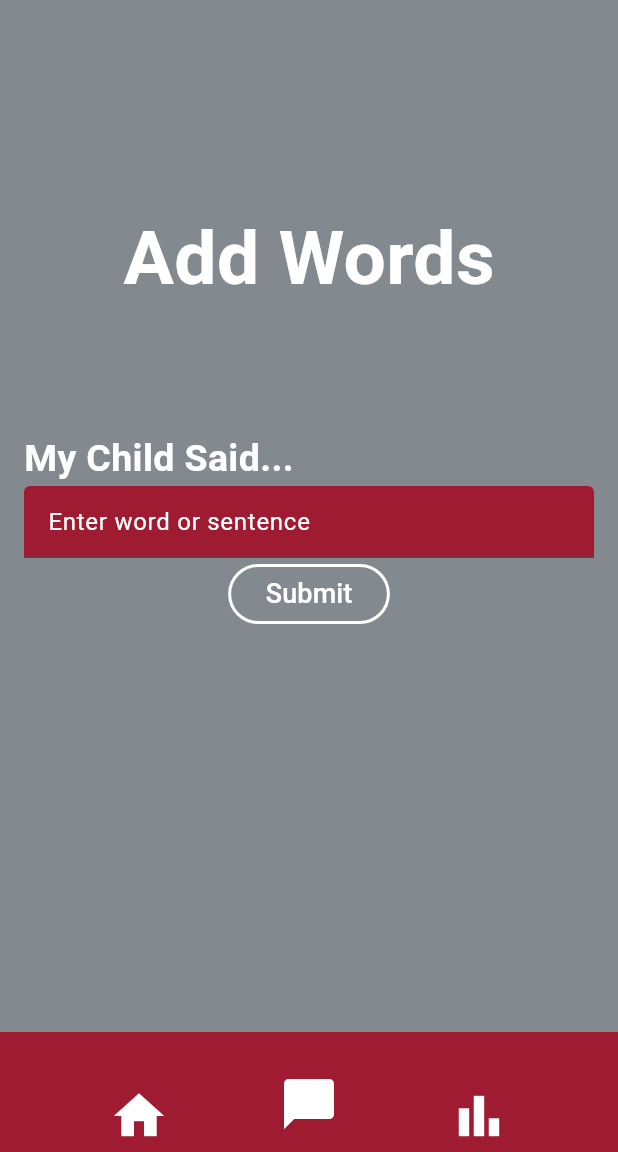
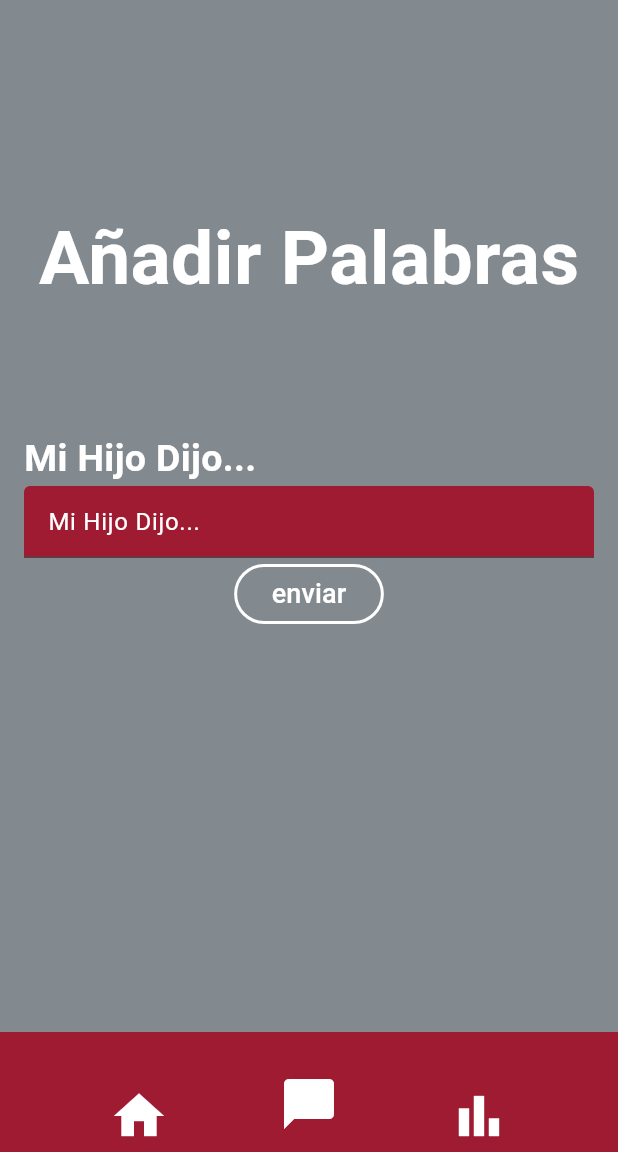
Before and after one commit to Baby-Words-Tracker/Baby_Words, a Flutter app: the screen it shows once a user with an empty profile is signed in, after a tap on the "chat bubble" icon, on a phone screen of 412 x 824 dp, the part 84-1236 px from its top. Run offline on Flutter 3.47's test engine with Material 3 defaults, Android fonts, the phone set to English and light mode, and no system bars; our stand-ins replace cloud_firestore, csv, firebase_auth, firebase_core, syncfusion_flutter_charts; missing offline and left inert: firebase_ui_auth, firebase_ui_oauth_google; accounts and stored records are empty.

Commit message:
adding tranlations for all pages (except profile and some stats)

```diff
--- a/baby_words_tracker/lib/l10n/localization.dart
+++ b/baby_words_tracker/lib/l10n/localization.dart
@@ -9,7 +9,7 @@ class Localization {
 
   Future<void> load() async {
     final jsonString =
-        await rootBundle.loadString('translations.json');
+        await rootBundle.loadString('assets/translation.json');
     final Map<String, dynamic> jsonMap = jsonDecode(jsonString);
     _localizedStrings =
         jsonMap[locale]?.cast<String, String>() ?? {};
--- a/baby_words_tracker/lib/main.dart
+++ b/baby_words_tracker/lib/main.dart
@@ -6,6 +6,7 @@ import 'package:baby_words_tracker/data/services/researcher_data_service.dart';
 import 'package:baby_words_tracker/data/services/word_data_service.dart';
 import 'package:baby_words_tracker/data/services/word_tracker_data_service.dart';
 import 'package:baby_words_tracker/auth/user_model_service.dart';
+import 'package:baby_words_tracker/l10n/localization.dart';
 
 import 'package:baby_words_tracker/pages/auth_gate.dart';
 import 'package:baby_words_tracker/pages/profile_page.dart';
@@ -27,11 +28,9 @@ void main() async {
     await Firebase.initializeApp(
       options: DefaultFirebaseOptions.currentPlatform,
     );
-  } catch (e) {
-    debugPrint("Error initializing Firebase: $e");
-  }
-
-  runApp(
+    final localization = Localization('es'); // Replace 'en' with default locale
+    await localization.load();
+    runApp(
     MultiProvider(
         providers: [
           ChangeNotifierProvider(create: (_) => ChildDataService()),
@@ -63,13 +62,19 @@ void main() async {
               ),
           ),
         ],
-        child: const MyApp(),
+        child: MyApp(localization: localization),
       ),
     );
+  } catch (e) {
+    debugPrint("Error initializing Firebase: $e");
+  }
+
 }
 
 class MyApp extends StatelessWidget {
-  const MyApp({super.key});
+  final Localization localization;
+
+  const MyApp({super.key, required this.localization});
 
   // This widget is the root of your application.
   @override
@@ -85,12 +90,12 @@ class MyApp extends StatelessWidget {
       ),
       initialRoute: '/authgate',
       routes: {
-        '/': (context) => const HomePage(),
-        '/stats': (context) => const StatsPage(),
-        '/addtext': (context) => const AddTextPage(),
-        '/authgate': (context) => const AuthGate(),
-        '/uploadvideo': (context) => const UploadVideoPage(),
-        '/profilepage': (context) => ProfilePage(),
+        '/': (context) => HomePage(localization: localization),
+        '/stats': (context) => StatsPage(localization: localization),
+        '/addtext': (context) => AddTextPage(localization: localization),
+        '/authgate': (context) => AuthGate(localization: localization),
+        '/uploadvideo': (context) => UploadVideoPage(localization: localization),
+        '/profilepage': (context) => ProfilePage(localization: localization),
 
       },
     );
--- a/baby_words_tracker/lib/pages/add_text.dart
+++ b/baby_words_tracker/lib/pages/add_text.dart
@@ -20,10 +20,13 @@ import 'package:baby_words_tracker/data/models/parent.dart';
 
 import 'package:baby_words_tracker/util/language_code.dart';
 import 'package:baby_words_tracker/util/part_of_speech.dart';
+import 'package:baby_words_tracker/l10n/localization.dart';
 
 
 class AddTextPage extends StatefulWidget {
-  const AddTextPage({super.key});
+  final Localization localization;
+
+  const AddTextPage({super.key, required this.localization});
 
 
   @override
@@ -33,6 +36,15 @@ class AddTextPage extends StatefulWidget {
 class _AddTextPageState extends State<AddTextPage> {
   final TextEditingController _controller = TextEditingController();
   List<String> parsedWords = [];
+
+  late Localization localization;
+
+  @override
+  void initState() {
+    super.initState();
+    // Initialize the localization object using the widget property
+    localization = widget.localization;
+  }
 
   void _parseWords() {
     String text = _controller.text;
@@ -51,7 +63,7 @@ class _AddTextPageState extends State<AddTextPage> {
     // than having to individually change instances of widgets.
     return Scaffold(
       backgroundColor: const Color(0xFF828A8F),
-      appBar: TopBar(pageName: "Add Words"),
+      appBar: TopBar(pageName: localization.translate("add_words")),
       bottomNavigationBar: BottomAppBar(
         color: const Color(0xFF9E1B32),
         child: Padding(
@@ -96,23 +108,23 @@ class _AddTextPageState extends State<AddTextPage> {
           const SizedBox(
             height : 120,
           ),
-          const Center(
+           Center(
             child: Text(
-              'Add Words',
+              localization.translate("add_words"),
               style: TextStyle(color: Colors.white, fontSize: 50, fontWeight: FontWeight.bold)
             ),
           ),
           const SizedBox(
             height : 80,
             ),
-          const Text(
-            'My Child Said...',
+          Text(
+            localization.translate("child_said"),
             style: TextStyle(color: Colors.white, fontSize: 25, fontWeight: FontWeight.bold)
           ),
           TextField(
             controller: _controller,
-            decoration: const InputDecoration(
-            hintText: 'Enter word or sentence',
+            decoration: InputDecoration(
+            hintText: localization.translate("child_said"),
             hintStyle: TextStyle(color: Colors.white),
             filled: true,
             fillColor: Color(0xFF9E1B32),
@@ -139,7 +151,7 @@ class _AddTextPageState extends State<AddTextPage> {
 
                 for (var word in parsedWords){
                   totalWords++;
-                  bool? result = languages != null ? await checkAndUpdateWords(word, languages: languages) : await checkAndUpdateWords(word); //languages != null ? await checkAndUpdateWords(word, languages: languages) : await checkAndUpdateWords(word); //only checks the childs selected languages
+                  bool? result = await checkAndUpdateWords(word);//languages != null ? await checkAndUpdateWords(word, languages: languages) : await checkAndUpdateWords(word); //languages != null ? await checkAndUpdateWords(word, languages: languages) : await checkAndUpdateWords(word); //only checks the childs selected languages
                   if(result != null && result && currChildID != null){
                     addWordToChild(word, childDataService, wordDataService, wordTrackerDataService, id: currChildID);
                     correctWords++;
@@ -150,8 +162,8 @@ class _AddTextPageState extends State<AddTextPage> {
                     context: context,
                     builder: (BuildContext context) {
                     return AlertDialog(
-                      title: const Text('Error'),
-                      content: Text('$word not found in dictionary, please try again'),
+                      title: Text(localization.translate("error")),
+                      content: Text(word + localization.translate("words_error")),
                       actions: <Widget>[
                     TextButton(
                       child: const Text('OK'),
@@ -173,8 +185,8 @@ class _AddTextPageState extends State<AddTextPage> {
                     context: context,
                     builder: (BuildContext context) {
                     return AlertDialog(
-                      title: const Text('Success'),
-                      content: const Text('Words successfully submitted'),
+                      title: Text(localization.translate("success")),
+                      content: Text(localization.translate("word_success")),
                       actions: <Widget>[
                     TextButton(
                     child: const Text('OK'),
@@ -198,7 +210,7 @@ class _AddTextPageState extends State<AddTextPage> {
             side: const BorderSide(color: Colors.white, width: 2),
             padding: const EdgeInsets.symmetric(horizontal: 25, vertical: 0),
             ),
-            child: const Text('Submit', style: TextStyle(fontSize: 18)),
+            child: Text(localization.translate("submit"), style: TextStyle(fontSize: 18)),
 )
             ),
           ],
--- a/baby_words_tracker/lib/pages/auth_gate.dart
+++ b/baby_words_tracker/lib/pages/auth_gate.dart
@@ -3,6 +3,7 @@ import 'package:firebase_ui_auth/firebase_ui_auth.dart';
 import 'package:firebase_ui_oauth_google/firebase_ui_oauth_google.dart';
 import 'package:flutter/material.dart';
 import 'package:provider/provider.dart';
+import 'package:baby_words_tracker/l10n/localization.dart';
 
 import 'package:flutter/foundation.dart' show kIsWeb;
 import 'dart:io' as io;  // For checking platform
@@ -10,7 +11,9 @@ import 'dart:io' as io;  // For checking platform
 import 'home_page.dart';
 
 class AuthGate extends StatelessWidget {
-  const AuthGate({super.key});
+  final Localization localization;
+
+  const AuthGate({super.key, required this.localization});
 
   String _getPlatformKey() {
     if(kIsWeb) {
@@ -92,7 +95,7 @@ class AuthGate extends StatelessWidget {
           throw Exception('User is null in auth_gate');
         }
 
-        return const HomePage();
+        return HomePage(localization: localization);
       },
     );
   }
--- a/baby_words_tracker/lib/pages/home_page.dart
+++ b/baby_words_tracker/lib/pages/home_page.dart
@@ -1,16 +1,19 @@
 import 'package:baby_words_tracker/pages/shared/top_bar.dart';
 import 'package:baby_words_tracker/util/build_word_bank.dart';
+import 'package:baby_words_tracker/l10n/localization.dart';
 import 'package:flutter/material.dart';
 import 'package:provider/provider.dart';
 
 class HomePage extends StatelessWidget {
-  const HomePage({super.key});
+  final Localization localization;
+
+  const HomePage({super.key, required this.localization});
 
   @override
   Widget build(BuildContext context) {
     return Scaffold(
       backgroundColor: Colors.white,
-      appBar: TopBar(pageName: "Home Page"),
+      appBar: TopBar(pageName: localization.translate("home_page")),
       bottomNavigationBar: BottomAppBar(
         color: const Color(0xFF9E1B32),
         child: Padding(
@@ -53,7 +56,7 @@ class HomePage extends StatelessWidget {
             const SizedBox(
             height : 70,
           ),
-            const Text('Hello, User!', style: TextStyle(fontSize: 32.0, color: Color(0xFF9E1B32), fontWeight: FontWeight.bold)),
+            Text(localization.translate("hello"), style: TextStyle(fontSize: 32.0, color: Color(0xFF9E1B32), fontWeight: FontWeight.bold)),
             const SizedBox(
             height : 60,
           ),
@@ -72,13 +75,13 @@ class HomePage extends StatelessWidget {
               ),
               padding: const EdgeInsets.symmetric(horizontal: 25, vertical: 30),
               ),
-              child: const Column(
+              child: Column(
               mainAxisSize: MainAxisSize.min, // To keep the button size minimal
               children: [
                 Icon(Icons.chat_bubble_outlined, color: Colors.white,
                 size: 80.0,),
                 SizedBox(height: 5), // Spacer between icon and text
-                Text('Add Words', style: TextStyle(fontSize: 24.0, fontWeight: FontWeight.bold)),
+                Text(localization.translate("add_words"), style: TextStyle(fontSize: 24.0, fontWeight: FontWeight.bold)),
               ],
             ),
             ),
@@ -97,13 +100,13 @@ class HomePage extends StatelessWidget {
               ),
               padding: const EdgeInsets.symmetric(horizontal: 25, vertical: 30),
               ),
-              child: const Column(
+              child: Column(
               mainAxisSize: MainAxisSize.min, // To keep the button size minimal
               children: [
                 Icon(Icons.video_camera_front, color: Colors.white,
                 size: 80.0,),
                 SizedBox(height: 5), // Spacer between icon and text
-                Text('Upload Video', style: TextStyle(fontSize: 24.0, fontWeight: FontWeight.bold)),
+                Text(localization.translate("upload_video"), style: TextStyle(fontSize: 24.0, fontWeight: FontWeight.bold)),
               ],
             ),
             ),
@@ -124,13 +127,13 @@ class HomePage extends StatelessWidget {
               ),
               padding: const EdgeInsets.symmetric(horizontal: 25, vertical: 30),
               ),
-              child: const Column(
+              child: Column(
               mainAxisSize: MainAxisSize.min, // To keep the button size minimal
               children: [
                 Icon(Icons.bar_chart_outlined, color: Colors.white,
                 size: 80.0,),
                 SizedBox(height: 5), // Spacer between icon and text
-                Text('View Stats', style: TextStyle(fontSize: 24.0, fontWeight: FontWeight.bold)),
+                Text(localization.translate("view_stats"), style: TextStyle(fontSize: 24.0, fontWeight: FontWeight.bold)),
               ],
             ),
             ),
--- a/baby_words_tracker/lib/util/child_utils.dart
+++ b/baby_words_tracker/lib/util/child_utils.dart
@@ -14,7 +14,7 @@ import 'package:provider/provider.dart';
 Future<void> addChildToCurrParent(BuildContext context, String name, DateTime bday) async{
   Parent? currParent = getCurrentParent(context);
   if (currParent != null){
-    Child? child = await context.read<ChildDataService>().createChild(DateTime.now(), name, 0, [currParent.id]);
+    Child? child = await context.read<ChildDataService>().createChild(DateTime.now(), name, [LanguageCode.en], 0, [currParent.id]);
     context.read<ParentDataService>().addChildToParent(currParent.id, child?.id ?? "aaaa");
   }
 }
@@ -86,7 +86,7 @@ async {
     return;
   }
   //FIXME: implement language, part of speech, defn, spellcheck
-  /*Word wordObject =*/ await wordService.createWord(word, [LanguageCode.en], PartOfSpeech.noun, "testWord");
+  /*Word wordObject =*/ await wordService.createWord(word, [LanguageCode.en], {LanguageCode.en : PartOfSpeech.noun}, {LanguageCode.en : "testWord"});
   trackerService.createWordTracker(id, word, DateTime.now());
 }
 
--- a/baby_words_tracker/pubspec.yaml
+++ b/baby_words_tracker/pubspec.yaml
@@ -76,6 +76,7 @@ flutter:
   assets:
     - assets/data.csv
     - assets/LECS_mascot_filled.png
+    - assets/translation.json
 
   # An image asset can refer to one or more resolution-specific "variants", see
   # https://flutter.dev/to/resolution-aware-images
```
Also changed, not shown: baby_words_tracker/assets/translation.json (renamed from baby_words_tracker/lib/l10n/translation.json, +14 -5 lines), baby_words_tracker/lib/pages/profile_page.dart (+5 -2 lines), baby_words_tracker/lib/pages/stats.dart (+17 -5 lines), baby_words_tracker/lib/pages/upload_video.dart (+7 -4 lines).
